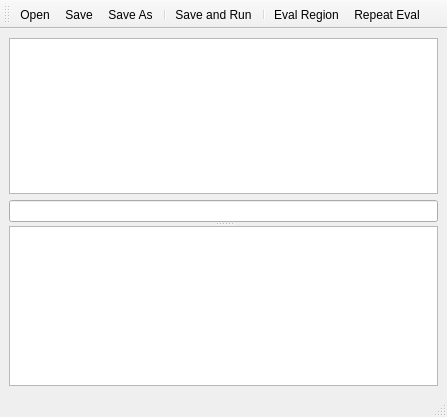
GitoriousLispBackup/eql, file examples/9-simple-lisp-editor/data/editor.ui: the form before one commit.
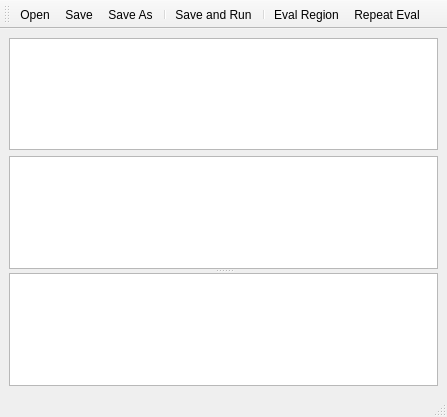
The form after the commit.

Commit message: example 9: add syntax highlighting, paren matching to command line

```diff
--- a/examples/9-simple-lisp-editor/data/editor.ui
+++ b/examples/9-simple-lisp-editor/data/editor.ui
@@ -26,7 +26,7 @@
          <widget class="QTextEdit" name="editor"/>
         </item>
         <item>
-         <widget class="QLineEdit" name="command"/>
+         <widget class="QTextEdit" name="command"/>
         </item>
        </layout>
       </widget>
```
The commit also changes 1 other file.
